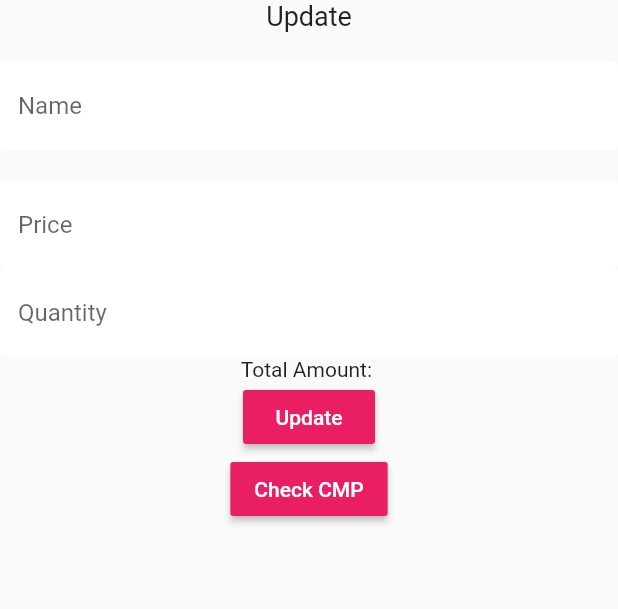
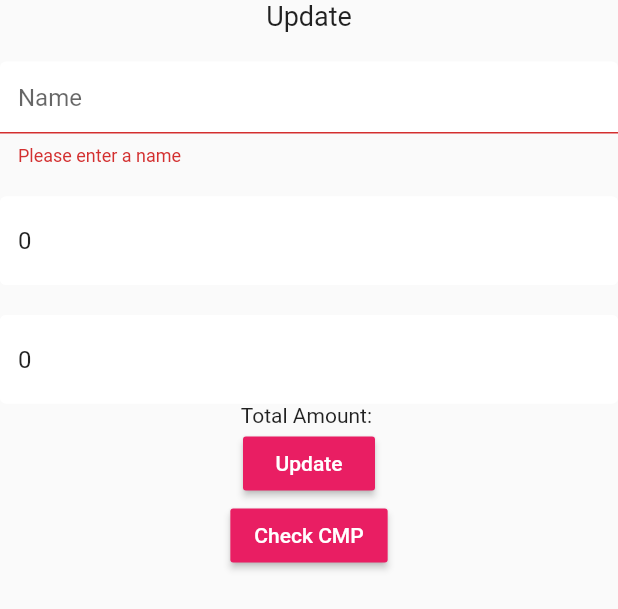
Before and after one commit to alimaye2002/BasicCMPChecker, a Flutter app: the SettingsForm widget shown alone on an empty page, opened directly, after a tap on "Update", on a phone screen of 412 x 824 dp. Shown: the top 609 px of the screen. Run offline on Flutter 3.47's test engine with Material 2 defaults, Android fonts, the phone set to English and light mode, and no system bars; our stand-ins replace cloud_firestore, firebase_auth, firebase_core, flutter_spinkit; missing offline and left inert: yahoofin; accounts and stored records are empty.

Commit message:
Added some more funcitonality
Added update functionality and a background image for home screen

```diff
--- a/lib/models/user.dart
+++ b/lib/models/user.dart
@@ -1,6 +1,14 @@
 class myUser {
   final String uid;
 
-  myUser({required this.uid}); //added required for null issues
+  myUser({required this.uid}); //added required for null issuesss
+}
+  class UserData{
 
-}
+    final String uid;
+    final String Name;
+    final int Price;
+    final int Quantity;
+
+    UserData({required this.uid,required this.Name,required this.Price,required this.Quantity});
+  }
--- a/lib/screens/home/home.dart
+++ b/lib/screens/home/home.dart
@@ -49,7 +49,14 @@ class Home extends StatelessWidget {
           ),
         ],
       ),
-        body: StockList(),
+        body: Container(
+          decoration: BoxDecoration(
+            image: DecorationImage(
+              image: AssetImage('assets/Bgstock.jpg'),
+              fit: BoxFit.cover,
+            ),
+          ),
+        child : StockList()),
     ),
     );
   }
--- a/lib/screens/home/settings_form.dart
+++ b/lib/screens/home/settings_form.dart
@@ -5,7 +5,10 @@ import 'package:yahoofin/src/models/stock_meta.dart';
 import 'package:yahoofin/src/models/stock_chart.dart';
 import 'package:http/http.dart' as http;
 import 'dart:convert';
-
+import 'package:firstproject/models/user.dart';
+import 'package:firstproject/services/database.dart';
+import 'package:provider/provider.dart';
+import 'package:firstproject/Shared/loading.dart';
 class SettingsForm extends StatefulWidget {
   const SettingsForm({Key? key}) : super(key: key);
 
@@ -48,6 +51,14 @@ class _SettingsFormState extends State<SettingsForm> {
 
 
   Widget build(BuildContext context) {
+
+    final user = Provider.of<myUser?>(context);
+    return StreamBuilder<UserData>(
+      stream: DatabaseService(uid:user!.uid).userData,
+    builder: (context,snapshot){
+        //this snapshot has nothing to do with firebase it is kinda flutter implementation
+    if(snapshot.hasData){
+      UserData userData=snapshot!.data!;
       return Form(
         key: _formKey,
         child: Column(
@@ -58,6 +69,7 @@ class _SettingsFormState extends State<SettingsForm> {
             ),
             SizedBox(height: 20),
             TextFormField(
+              initialValue: userData.Name,
               decoration: InputTextDecoration.copyWith(hintText: 'Name'),
               validator: (val) => val!.isEmpty ? 'Please enter a name' : null,
               onChanged: (val) {
@@ -66,6 +78,7 @@ class _SettingsFormState extends State<SettingsForm> {
             ),
             SizedBox(height: 20),
             TextFormField(
+              initialValue: userData.Price.toString(),
               decoration: InputTextDecoration.copyWith(hintText: 'Price'),
               validator: (val) => val!.isEmpty ? 'Enter Valid Price' : null,
               onChanged: (val) {
@@ -75,7 +88,9 @@ class _SettingsFormState extends State<SettingsForm> {
                 });
               },
             ),
+            SizedBox(height: 20),
             TextFormField(
+              initialValue: userData.Quantity.toString(),
               decoration: InputTextDecoration.copyWith(hintText: 'Quantity'),
               validator: (val) => val!.isEmpty ? 'Enter Valid Quantity' : null,
               onChanged: (val) {
@@ -94,9 +109,14 @@ class _SettingsFormState extends State<SettingsForm> {
                 style: TextStyle(color: Colors.white),
               ),
               onPressed: () async {
-              print(_currentName);
-              print(_price);
-              print(_quantity);
+             if(_formKey.currentState?.validate() ?? false){
+               await DatabaseService(uid: user.uid).updateUserData(
+                  _currentName ?? userData.Name,
+                 _price ?? userData.Price,
+                 _quantity ?? userData.Quantity,
+               );
+               Navigator.pop(context);
+             }
               },
             ),
             MaterialButton(
@@ -112,5 +132,11 @@ class _SettingsFormState extends State<SettingsForm> {
           ],
         ),
       );
+    }else {
+      return Loading();//added to avoid null return
+    }
+
+  }
+  );
 }
   }
--- a/lib/screens/home/stock_list.dart
+++ b/lib/screens/home/stock_list.dart
@@ -14,7 +14,7 @@ class _StockListState extends State<StockList> {
   @override
   Widget build(BuildContext context) {
 
-    final stocks=Provider.of<List<Stock>?>(context);
+    final stocks=Provider.of<List<Stock>?>(context) ?? [];
     //print(stocks.docs);
     // if (stocks?.docs != null) {
     //   for (var doc in stocks!.docs) {
--- a/lib/services/database.dart
+++ b/lib/services/database.dart
@@ -1,5 +1,7 @@
 import 'package:cloud_firestore/cloud_firestore.dart';
 import 'package:firstproject/models/stock.dart';
+import 'package:firstproject/models/user.dart';
+
 class DatabaseService{
 
    final String uid;
@@ -29,6 +31,15 @@ class DatabaseService{
     }).toList();
    }
 
+   //user data from snapshot
+UserData _userDataFromSnapshot(DocumentSnapshot snapshot){
+    return UserData(uid: uid,
+        Name: snapshot.get('Name'),
+        Price: snapshot.get('Price'),
+        Quantity: snapshot.get('Quantity'),
+    );
+}
+
   //get stock stream
 
   Stream<List<Stock>> get stocks{
@@ -36,4 +47,11 @@ class DatabaseService{
     .map(_stockListFromSnapshot);
   }
 
+  //get user doc stream
+
+Stream<UserData> get userData{
+    return stockCollection.doc(uid).snapshots()
+        .map(_userDataFromSnapshot);
 }
+
+}
--- a/pubspec.yaml
+++ b/pubspec.yaml
@@ -65,7 +65,8 @@ flutter:
   uses-material-design: true
 
   # To add assets to your application, add an assets section, like this:
-  # assets:
+  assets:
+    - assets/
   #   - images/a_dot_burr.jpeg
   #   - images/a_dot_ham.jpeg
 
```
Also changed, not shown: assets/Bgstock.jpg (added). Lines whose indentation alone changed are shown as unchanged.
